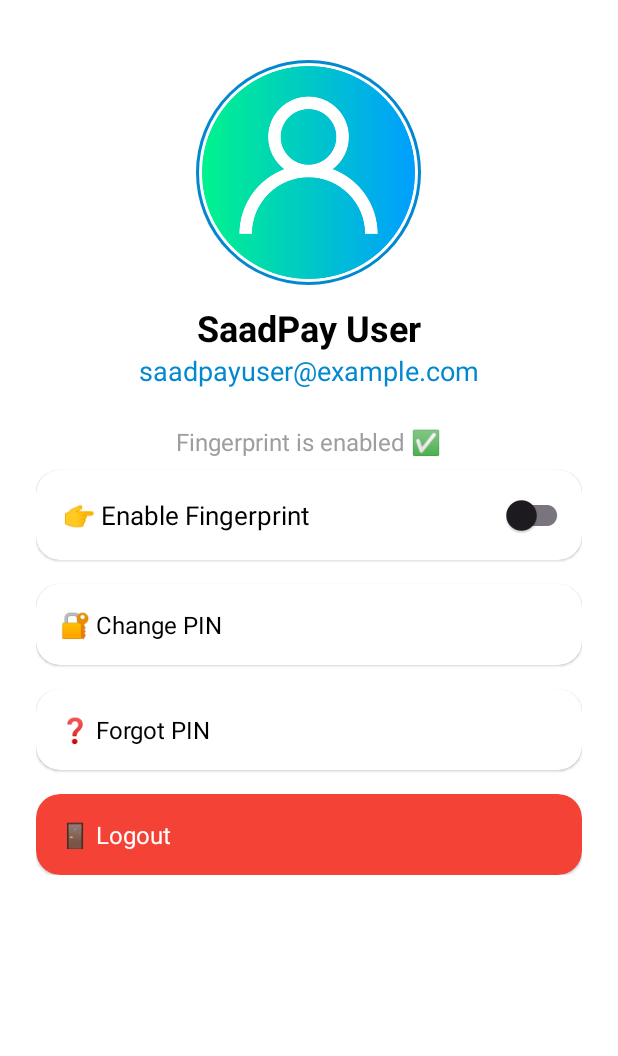
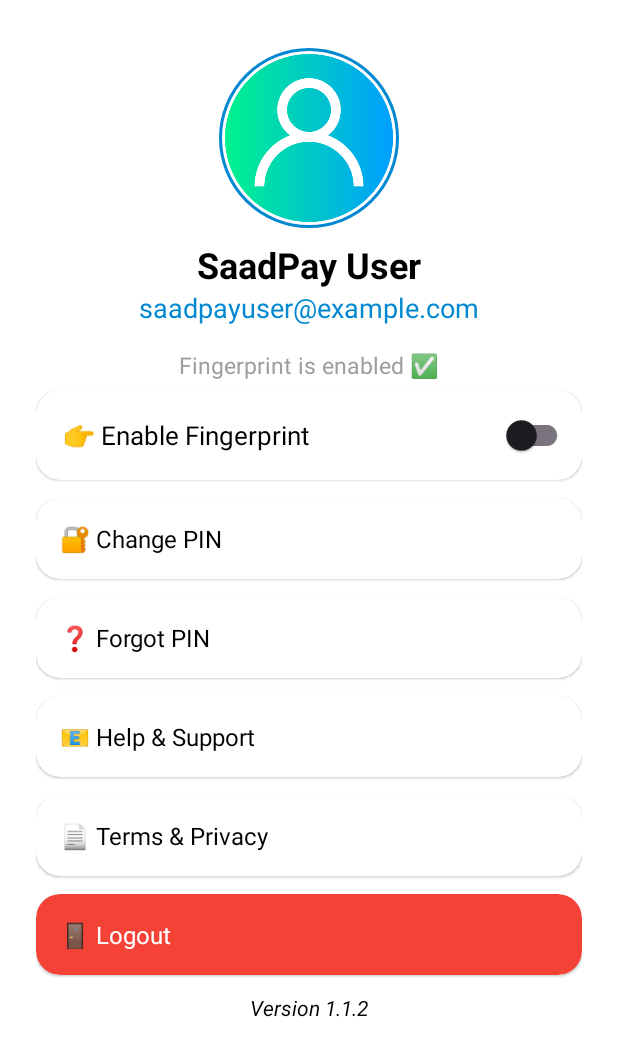
Before and after one commit to chsaad-dev/SaadPay, an Android app: the layout fragment_profile.xml on its own in the app's theme, with its tools: preview values and no code run, on a phone screen of 412 x 824 dp. Shown: the top 1056 px of the screen. Run offline under Robolectric (Android 15) with nearby library versions, the phone set to English and light mode, and no system bars.

Commit message:
Update Profile Fragment And Added Terms & Condition Page

```diff
--- a/app/build.gradle.kts
+++ b/app/build.gradle.kts
@@ -13,8 +13,8 @@ android {
         applicationId = "com.example.saadpay"
         minSdk = 26
         targetSdk = 34
-        versionCode = 1
-        versionName = "1.0"
+        versionCode = 4
+        versionName = "1.1.5"
 
         testInstrumentationRunner = "androidx.test.runner.AndroidJUnitRunner"
     }
--- a/app/src/main/res/layout/fragment_profile.xml
+++ b/app/src/main/res/layout/fragment_profile.xml
@@ -16,11 +16,11 @@
         <!-- Profile Image -->
         <ImageView
             android:id="@+id/profileImageView"
-            android:layout_width="150dp"
-            android:layout_height="150dp"
+            android:layout_width="120dp"
+            android:layout_height="120dp"
             android:src="@drawable/ic_person"
-            android:layout_marginTop="16dp"
-            android:layout_marginBottom="12dp"
+            android:layout_marginTop="8dp"
+            android:layout_marginBottom="8dp"
             android:scaleType="centerCrop"
             android:background="@drawable/bg_profile_circle"
             android:padding="4dp" />
@@ -43,7 +43,7 @@
             android:text="saadpayuser@example.com"
             android:textSize="18sp"
             android:textColor="@color/primaryColor"
-            android:layout_marginBottom="24dp" />
+            android:layout_marginBottom="15dp" />
 
         <!-- Fingerprint Status -->
         <TextView
@@ -51,9 +51,9 @@
             android:layout_width="wrap_content"
             android:layout_height="wrap_content"
             android:text="Fingerprint is enabled ✅"
-            android:textSize="16sp"
+            android:textSize="15sp"
             android:textColor="@color/gray"
-            android:layout_marginBottom="8dp" />
+            android:layout_marginBottom="6dp" />
 
         <!-- Biometric Switch Card -->
         <androidx.cardview.widget.CardView
@@ -62,7 +62,7 @@
             card_view:cardCornerRadius="16dp"
             card_view:cardElevation="1dp"
             card_view:cardBackgroundColor="@color/white"
-            android:layout_marginBottom="16dp">
+            android:layout_marginBottom="12dp">
 
             <LinearLayout
                 android:layout_width="match_parent"
@@ -93,7 +93,7 @@
             android:id="@+id/changePinCard"
             android:layout_width="match_parent"
             android:layout_height="wrap_content"
-            android:layout_marginBottom="16dp"
+            android:layout_marginBottom="12dp"
             card_view:cardCornerRadius="16dp"
             card_view:cardElevation="1dp"
             card_view:cardBackgroundColor="@color/white">
@@ -112,7 +112,7 @@
             android:id="@+id/forgotPinCard"
             android:layout_width="match_parent"
             android:layout_height="wrap_content"
-            android:layout_marginBottom="16dp"
+            android:layout_marginBottom="12dp"
             card_view:cardCornerRadius="16dp"
             card_view:cardElevation="1dp"
             card_view:cardBackgroundColor="@color/white">
@@ -121,6 +121,43 @@
                 android:layout_width="match_parent"
                 android:layout_height="wrap_content"
                 android:text="❓ Forgot PIN"
+                android:textColor="@color/black"
+                android:textSize="16sp"
+                android:padding="16dp" />
+        </androidx.cardview.widget.CardView>
+
+        <androidx.cardview.widget.CardView
+            android:id="@+id/helpSupportCard"
+            android:layout_width="match_parent"
+            android:layout_height="wrap_content"
+            android:layout_marginBottom="12dp"
+            card_view:cardCornerRadius="16dp"
+            card_view:cardElevation="1dp"
+            card_view:cardBackgroundColor="@color/white">
+
+            <TextView
+                android:layout_width="match_parent"
+                android:layout_height="wrap_content"
+                android:text="📧 Help &amp; Support"
+                android:textColor="@color/black"
+                android:textSize="16sp"
+                android:padding="16dp" />
+        </androidx.cardview.widget.CardView>
+
+        <!-- Terms & Privacy -->
+        <androidx.cardview.widget.CardView
+            android:id="@+id/termsPrivacyCard"
+            android:layout_width="match_parent"
+            android:layout_height="wrap_content"
+            android:layout_marginBottom="12dp"
+            card_view:cardCornerRadius="16dp"
+            card_view:cardElevation="1dp"
+            card_view:cardBackgroundColor="@color/white">
+
+            <TextView
+                android:layout_width="match_parent"
+                android:layout_height="wrap_content"
+                android:text="📄 Terms &amp; Privacy"
                 android:textColor="@color/black"
                 android:textSize="16sp"
                 android:padding="16dp" />
@@ -143,5 +180,18 @@
                 android:textSize="16sp"
                 android:padding="16dp" />
         </androidx.cardview.widget.CardView>
+
+        <TextView
+            android:id="@+id/appVersionTextView"
+            android:layout_width="wrap_content"
+            android:layout_height="wrap_content"
+            android:text="Version 1.1.2"
+            android:textColor="@color/black"
+            android:textSize="14sp"
+            android:layout_marginTop="12dp"
+            android:textStyle="italic"
+            android:layout_marginBottom="24dp"/>
+
+
     </LinearLayout>
 </ScrollView>
```
Also changed, not shown: app/src/main/java/com/example/saadpay/presentation/ui/main/profile/ProfileFragment.kt (+29 -0 lines), app/src/main/java/com/example/saadpay/presentation/ui/main/profile/TermsPrivacyFragment.kt (added, +110 -0 lines), app/src/main/res/layout/fragment_terms_privacy.xml (added, +33 -0 lines).
